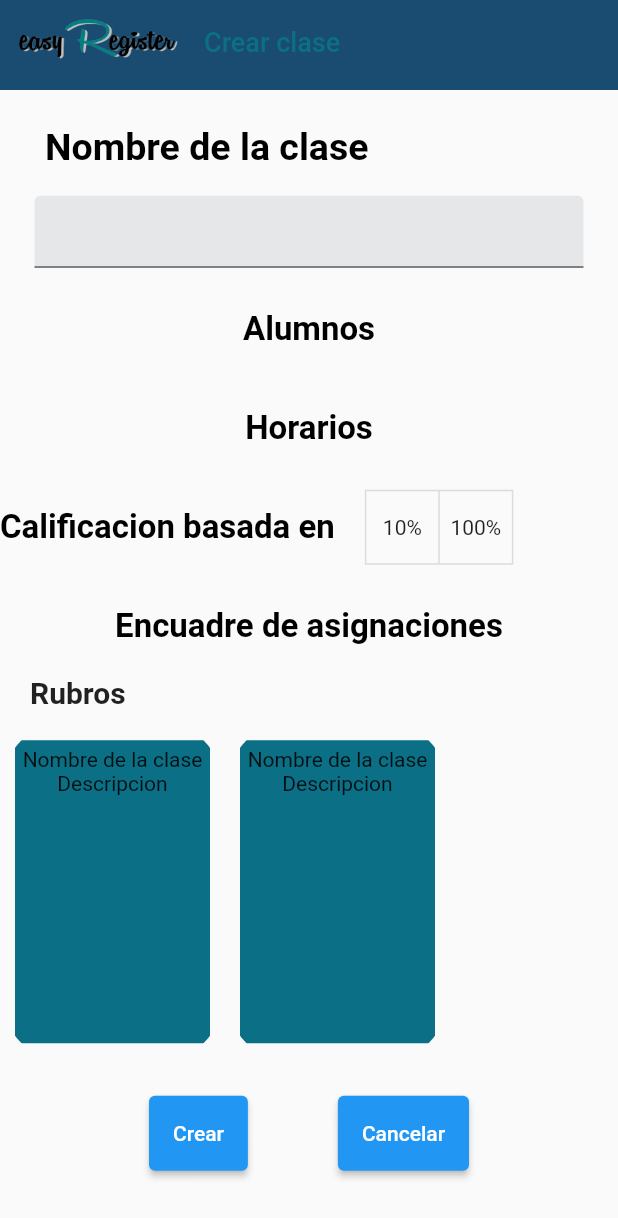
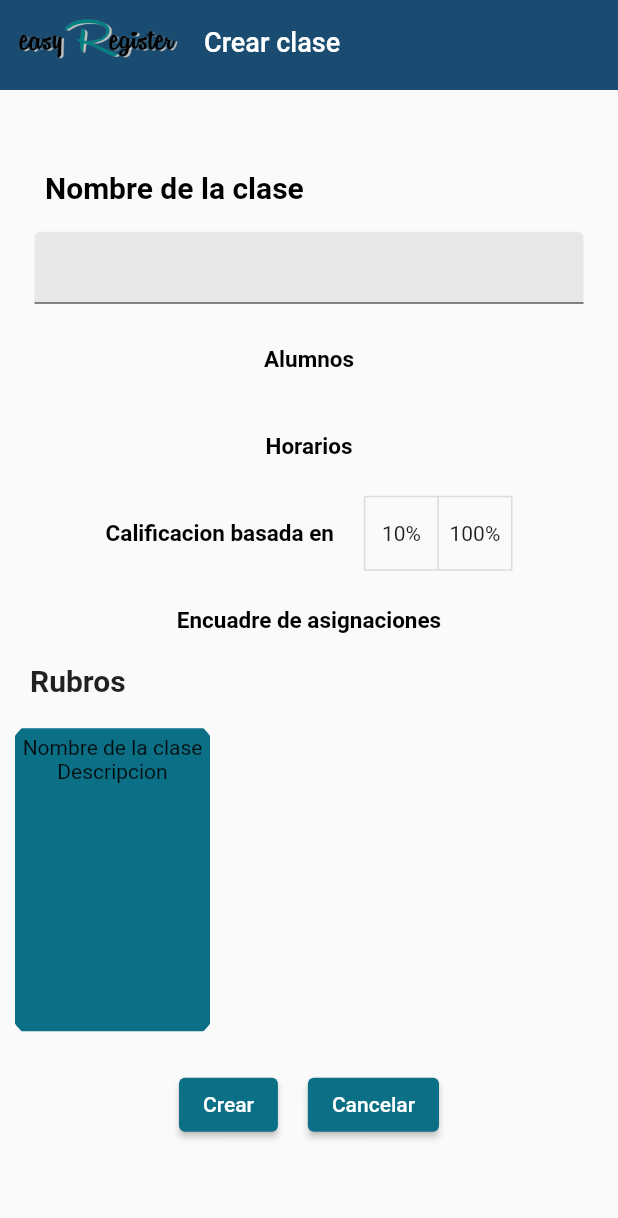
Before and after one commit to yisus44/easy-register, a Flutter app: the screen it shows after launch, on a phone screen of 412 x 824 dp. Shown: the top 1218 px of the screen. Run offline on Flutter 3.47's test engine with Material 2 defaults, Android fonts, the phone set to English and light mode, and no system bars; our stand-ins replace dio.

Commit message:
improved styles in create class

```diff
--- a/lib/screens/create_class_screen.dart
+++ b/lib/screens/create_class_screen.dart
@@ -1,5 +1,9 @@
+import 'package:easy_register/widgets/generic_button.dart';
 import 'package:easy_register/widgets/widgets.dart';
 import 'package:flutter/material.dart';
+
+import '../widgets/genericField.dart';
+import '../widgets/genericLabel.dart';
 
 class CreateClassScreen extends StatefulWidget {
   @override
@@ -17,19 +21,22 @@ class _CreateClassScreenState extends State<CreateClassScreen> {
     return SingleChildScrollView(
         child: Column(
       children: [
-        const AuthenticationFields(
-            typeText: true, titleText: 'Nombre de la clase'),
+        const GenericField(
+            typeText: true,
+            titleText: 'Nombre de la clase',
+            customFontSize: 20),
         GestureDetector(
-          child: const AuthenticationLabel("Alumnos"),
+          child: const GenericLabel("Alumnos", 15),
           onTap: selectStudents,
         ),
         GestureDetector(
-          child: const AuthenticationLabel("Horarios"),
+          child: const GenericLabel("Horarios", 15),
           onTap: selectStudents,
         ),
         Row(
+          mainAxisAlignment: MainAxisAlignment.center,
           children: [
-            const AuthenticationLabel("Calificacion basada en"),
+            const GenericLabel("Calificacion basada en", 15),
             Padding(
               padding: const EdgeInsets.only(left: 20),
               child: ToggleButtons(
@@ -50,13 +57,13 @@ class _CreateClassScreenState extends State<CreateClassScreen> {
             )
           ],
         ),
-        const AuthenticationLabel("Encuadre de asignaciones"),
-        const CardSlider(carouselName: "Rubros", cardsCount: 2),
+        const GenericLabel("Encuadre de asignaciones", 15),
+        const CardSlider(carouselName: "Rubros", cardsCount: 1),
         Row(
           mainAxisAlignment: MainAxisAlignment.center,
           children: const [
-            AuthenticationButton(buttonText: "Crear"),
-            AuthenticationButton(buttonText: "Cancelar")
+            GenericButton(buttonText: "Crear"),
+            GenericButton(buttonText: "Cancelar")
           ],
         )
       ],
@@ -67,19 +74,22 @@ class _CreateClassScreenState extends State<CreateClassScreen> {
     return SingleChildScrollView(
         child: Column(
       children: [
-        const AuthenticationFields(
-            typeText: true, titleText: 'Nombre de la clase'),
+        const GenericField(
+          typeText: true,
+          titleText: 'Nombre de la clase',
+          customFontSize: 15,
+        ),
         GestureDetector(
-          child: const AuthenticationLabel("Alumnos"),
+          child: GenericLabel("Alumnos", 15.0),
           onTap: selectStudents,
         ),
         GestureDetector(
-          child: const AuthenticationLabel("Horarios"),
+          child: GenericLabel("Horarios", 15.0),
           onTap: selectStudents,
         ),
         Row(
           children: [
-            const AuthenticationLabel("Calificacion basada en"),
+            GenericLabel("Calificacion basada en", 15.0),
             Padding(
               padding: const EdgeInsets.only(left: 20),
               child: ToggleButtons(
--- a/lib/widgets/app_bar.dart
+++ b/lib/widgets/app_bar.dart
@@ -14,7 +14,9 @@ class CustomAppBar extends StatelessWidget implements PreferredSizeWidget {
     return AppBar(
         title: Text(message,
             style: const TextStyle(
-                color: Color.fromARGB(255, 11, 111, 134), fontSize: 18)),
+                //color: Color.fromARGB(255, 11, 111, 134),
+                color: Colors.white,
+                fontSize: 18)),
         leadingWidth: 120,
         leading: Padding(
           padding: const EdgeInsets.only(
--- /dev/null
+++ b/lib/widgets/genericField.dart
@@ -0,0 +1,51 @@
+import 'package:flutter/material.dart';
+
+class GenericField extends StatelessWidget {
+  final bool typeText;
+  final String titleText;
+  final double customFontSize;
+
+  const GenericField(
+      {Key? key,
+      required this.typeText,
+      required this.titleText,
+      this.customFontSize = 25})
+      : super(key: key);
+
+  @override
+  Widget build(BuildContext context) {
+    return Column(
+      children: [
+        Row(
+          crossAxisAlignment: CrossAxisAlignment.start,
+          children: [
+            Padding(
+              padding: const EdgeInsets.only(left: 30, bottom: 10),
+              child: Text(
+                '${titleText}',
+                style: TextStyle(
+                    color: Colors.black,
+                    fontSize: customFontSize,
+                    fontWeight: FontWeight.bold),
+              ),
+            ),
+          ],
+        ),
+        Container(
+          margin: const EdgeInsets.symmetric(horizontal: 15),
+          child: Padding(
+            padding: const EdgeInsets.all(8.0),
+            child: TextField(
+              obscureText: typeText,
+              decoration: InputDecoration(
+                fillColor:
+                    const Color.fromARGB(255, 209, 213, 216).withOpacity(0.5),
+                filled: true,
+              ),
+            ),
+          ),
+        )
+      ],
+    );
+  }
+}
--- /dev/null
+++ b/lib/widgets/genericLabel.dart
@@ -0,0 +1,22 @@
+import 'package:flutter/material.dart';
+
+class GenericLabel extends StatelessWidget {
+  final String titleText;
+  final double fontSize;
+  const GenericLabel(this.titleText, this.fontSize, {Key? key})
+      : super(key: key);
+
+  @override
+  Widget build(BuildContext context) {
+    return Padding(
+      padding: const EdgeInsets.symmetric(vertical: 20),
+      child: Text(
+        '${titleText}',
+        style: TextStyle(
+            color: Colors.black,
+            fontSize: fontSize,
+            fontWeight: FontWeight.bold),
+      ),
+    );
+  }
+}
--- /dev/null
+++ b/lib/widgets/generic_button.dart
@@ -0,0 +1,21 @@
+import 'package:flutter/material.dart';
+
+class GenericButton extends StatelessWidget {
+  final String buttonText;
+
+  const GenericButton({Key? key, required this.buttonText}) : super(key: key);
+
+  @override
+  Widget build(BuildContext context) {
+    return Container(
+        margin: const EdgeInsets.all(10),
+        child: ElevatedButton(
+          child: Text(buttonText),
+          onPressed: () {},
+          style: ElevatedButton.styleFrom(
+            primary: const Color.fromARGB(255, 11, 111, 134),
+            onPrimary: Colors.white, // foreground (text) color
+          ),
+        ));
+  }
+}
```
